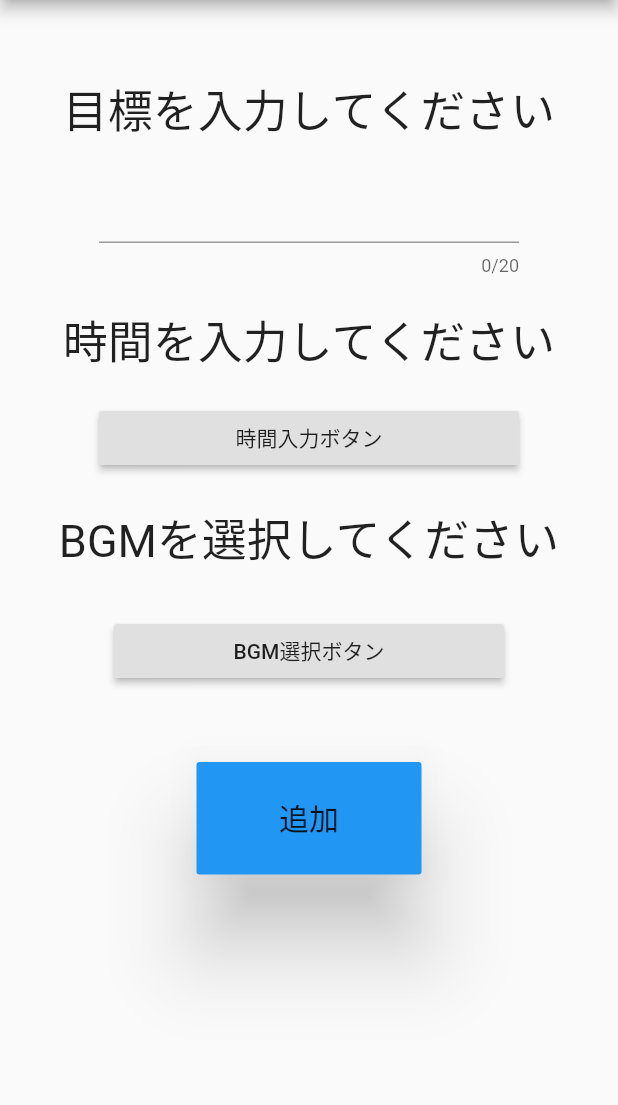
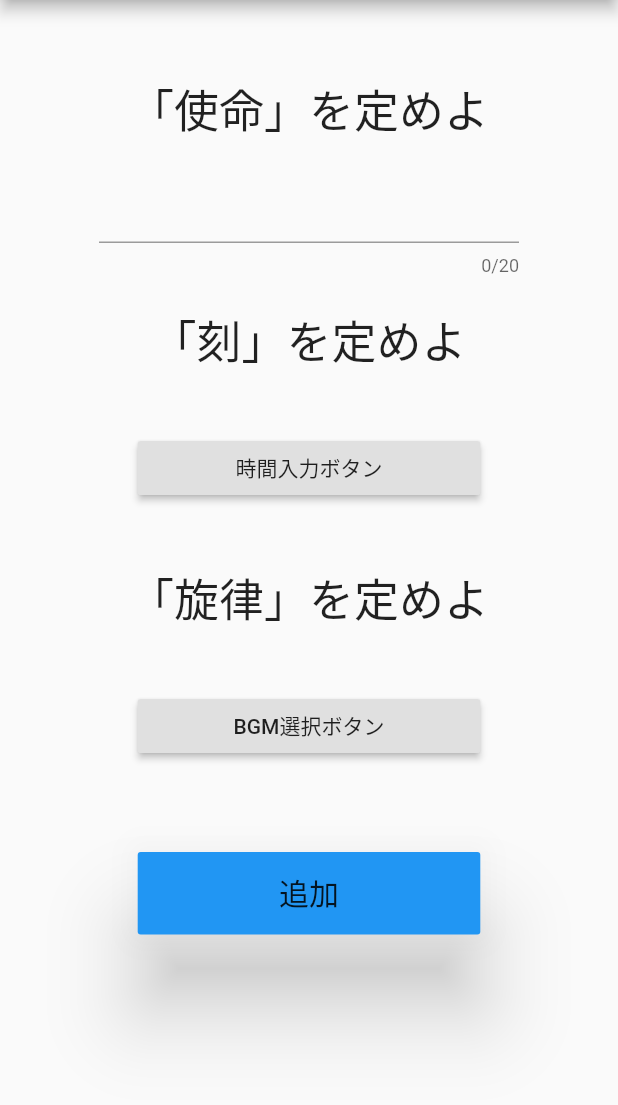
Before and after one commit to Hiroki1112/GACHIRE, a Flutter app: the AddScreen screen opened directly, on a phone screen of 412 x 824 dp, the part 84-1189 px from its top. Run offline on Flutter 3.47's test engine with Material 2 defaults, Android fonts, the phone set to English and light mode, and no system bars; our stand-ins replace shared_preferences, video_player; missing offline and left inert: flutter_picker; accounts and stored records are empty.

Commit message:
bgmなどの追加

```diff
--- a/lib/Add.dart
+++ b/lib/Add.dart
@@ -1,8 +1,9 @@
 import 'package:flutter/material.dart';
 import 'package:flutter_picker/flutter_picker.dart';
 import 'package:shared_preferences/shared_preferences.dart';
+import 'package:video_player/video_player.dart';
 import 'dart:convert';
-import 'PickerDatas.dart';
+import 'PickerData.dart';
 import './valModel.dart';
 
 class AddScreen extends StatefulWidget {
@@ -13,9 +14,22 @@ class AddScreen extends StatefulWidget {
 }
 
 class _AddState extends State<AddScreen> {
+  VideoPlayerController _effecter;
   String _target = '';
   String _time = '';
   String _bgm = '';
+
+  @override
+  void initState() {
+    // TODO: implement initState
+    super.initState();
+    _effecter = VideoPlayerController.asset('effects/33.mp3');
+    _effecter.setLooping(false);
+    _effecter.setVolume(1.0);
+    _effecter.initialize().then((_) {
+      setState(() {});
+    });
+  }
 
   void _setTarget(String text) {
     setState(() => _target = text);
@@ -32,14 +46,6 @@ class _AddState extends State<AddScreen> {
   Future<void> _setValue(count) async {
     final SharedPreferences prefs = await SharedPreferences.getInstance();
 
-    // 保存データを作成
-    /*
-    final countJson = json.encode({
-      'target': count["target"],
-      'time': count["time"],
-      'bgm': count["bgm"]
-    });
-    */
     // キーがあるかを確認
     if (!prefs.containsKey('DataList')) {
       List<ValModel> valList = [];
@@ -96,7 +102,7 @@ class _AddState extends State<AddScreen> {
           Container(padding: EdgeInsets.only(top: 40)),
           Container(
             padding: EdgeInsets.all(10),
-            child: Text("目標を入力してください", style: TextStyle(fontSize: 30)),
+            child: Text("「使命」を定めよ", style: TextStyle(fontSize: 30)),
           ),
           Container(
             padding: EdgeInsets.all(10),
@@ -113,12 +119,12 @@ class _AddState extends State<AddScreen> {
           ),
           Container(
             padding: EdgeInsets.all(10),
-            child: Text("時間を入力してください", style: TextStyle(fontSize: 30)),
+            child: Text("「刻」を定めよ", style: TextStyle(fontSize: 30)),
           ),
           TimerWidget(),
           Container(
-            padding: EdgeInsets.all(10),
-            width: 300.0,
+            padding: EdgeInsets.all(30),
+            width: MediaQuery.of(context).size.width * 0.7,
             child: RaisedButton(
               child: Text('時間入力ボタン'),
               onPressed: () {
@@ -128,35 +134,32 @@ class _AddState extends State<AddScreen> {
           ),
           Container(
             padding: EdgeInsets.all(10),
-            child: Text("BGMを選択してください", style: TextStyle(fontSize: 30)),
+            child: Text("「旋律」を定めよ", style: TextStyle(fontSize: 30)),
           ),
           BGMWidget(),
           Container(
-            padding: EdgeInsets.all(10),
-            width: 300.0,
-            child: Container(
-              padding: EdgeInsets.all(10),
-              width: 300.0,
-              child: RaisedButton(
-                child: Text('BGM選択ボタン'),
-                onPressed: () {
-                  showBGMPicker(context);
-                },
-              ),
+            padding: EdgeInsets.all(30),
+            width: MediaQuery.of(context).size.width * 0.7,
+            child: RaisedButton(
+              child: Text('BGM選択ボタン'),
+              onPressed: () {
+                showBGMPicker(context);
+              },
             ),
           ),
           Container(
             padding: EdgeInsets.all(30),
+            width: MediaQuery.of(context).size.width * 0.7,
             child: ButtonTheme(
-              minWidth: 150.0,
-              height: 75.0,
+              height: 55,
               child: RaisedButton(
+                color: Theme.of(context).primaryColor,
                 elevation: 25,
                 onPressed: () {
                   //var returntexts = Map();
 
                   if (_time == '') {
-                    _time = '0時間30分0秒';
+                    _time = '30分0秒';
                   }
                   if (_bgm == '') {
                     _bgm = '英雄の証';
@@ -187,8 +190,8 @@ class _AddState extends State<AddScreen> {
           isArray: true,
         ),
         hideHeader: true,
-        selecteds: [1, 30, 0],
-        title: Text("時間：分：秒で指定してください"),
+        selecteds: [30, 0],
+        title: Text("分：秒で指定せよ"),
         selectedTextStyle: TextStyle(color: Colors.blue),
         cancel: FlatButton(
             onPressed: () {
@@ -200,10 +203,8 @@ class _AddState extends State<AddScreen> {
           //print(picker.getSelectedValues());
 
           _setTime(picker.getSelectedValues()[0] +
-              "時間" +
+              "分" +
               picker.getSelectedValues()[1] +
-              "分" +
-              picker.getSelectedValues()[2] +
               "秒");
         }).showDialog(context);
   }
@@ -216,7 +217,7 @@ class _AddState extends State<AddScreen> {
         ),
         hideHeader: true,
         selecteds: [0],
-        title: Text("リストから選択してください"),
+        title: Text("リストから選択せよ"),
         selectedTextStyle: TextStyle(color: Colors.blue),
         cancel: FlatButton(
             onPressed: () {
--- a/lib/PickerDatas.dart
+++ b/lib/PickerData.dart
@@ -1,6 +1,5 @@
 const PickerData2 = '''
 [
-    [0, 1, 2, 3,4,5,6,7,8,9,10,11,12,13,14,15,16,17,18,19,20,21,22,23,24],
     [0,1,2,3,4,5,6,7,8,9,10,11,12,13,14,15,16,17,18,19,20,21,22,23,24,25,26,27,28,29,30,31,32,33,34,35,36,37,38,39,40,41,42,43,44,45,46,47,48,49,50,51,52,53,54,55,56,57,58,59],
     [0,1,2,3,4,5,6,7,8,9,10,11,12,13,14,15,16,17,18,19,20,21,22,23,24,25,26,27,28,29,30,31,32,33,34,35,36,37,38,39,40,41,42,43,44,45,46,47,48,49,50,51,52,53,54,55,56,57,58,59]
 ]
--- /dev/null
+++ b/lib/appreciations.dart
@@ -0,0 +1,13 @@
+const appreciations = [
+  "目標を達成しました。あと10秒で集会所に戻ります",
+  "おまえがナンバーワンだ!!",
+  "よくやった",
+  "貴方の手により世界は救われました",
+  "あんな短時間で使命を果たした・・・だと？",
+  "おめでとう!\nおめでとう...\nおめでとさん",
+  "立ち止まるな、第二第三の使命が貴様を待っている",
+  "MISSION COMPLETE",
+  "ゆうしゃは　レベルが　あがった！",
+  "YOU ARE THE CHAMPION",
+  "",
+];
--- a/pubspec.yaml
+++ b/pubspec.yaml
@@ -15,7 +15,7 @@ publish_to: 'none' # Remove this line if you wish to publish to pub.dev
 # In iOS, build-name is used as CFBundleShortVersionString while build-number used as CFBundleVersion.
 # Read more about iOS versioning at
 # https://developer.apple.com/library/archive/documentation/General/Reference/InfoPlistKeyReference/Articles/CoreFoundationKeys.html
-version: 1.0.0+1
+version: 1.0.2+1
 
 environment:
   sdk: ">=2.7.0 <3.0.0"
```
Also changed, not shown: lib/Clock.dart (+107 -25 lines), 2 other files.
